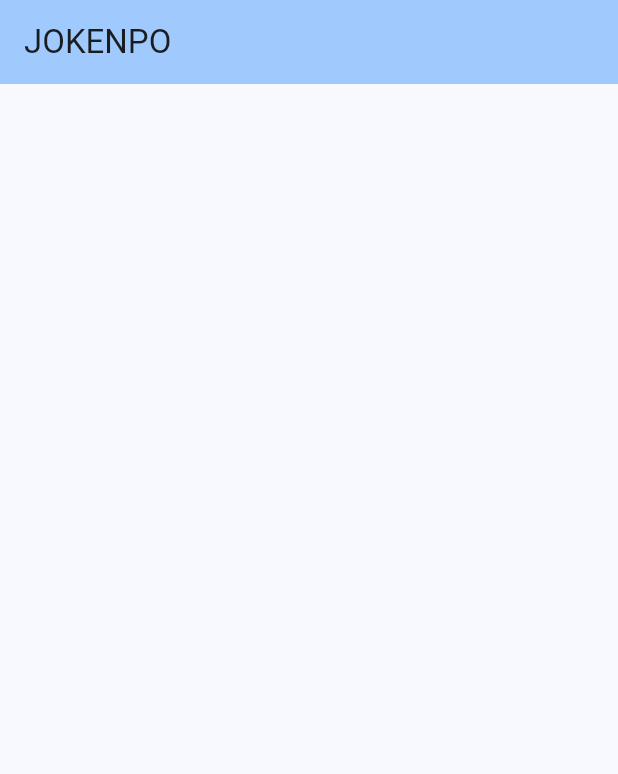
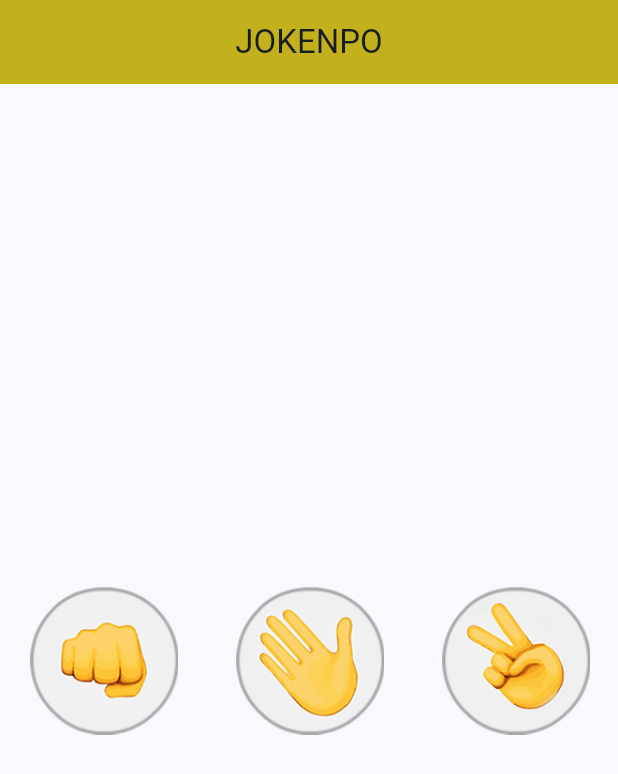
Before and after one commit to VitoriaPereiraKlapowsko/jokenpo-flutter, a Flutter app: the screen it shows after launch, on a phone screen of 412 x 824 dp. Shown: the top 774 px of the screen. Run offline on Flutter 3.47's test engine with Material 3 defaults, Android fonts, the phone set to English and light mode, and no system bars.

```diff
--- a/lib/home.dart
+++ b/lib/home.dart
@@ -1,3 +1,5 @@
+// ignore_for_file: prefer_const_constructors
+
 import 'package:flutter/material.dart';
 import 'package:flutter/cupertino.dart';
 
@@ -15,9 +17,40 @@ class _MyHomePageState extends State<MyHomePage> {
   Widget build(BuildContext context) {
     return Scaffold(
       appBar: AppBar(
-        backgroundColor:
-            Theme.of(context).colorScheme.inversePrimary, //Dando cor
-        title: Text('JOKENPO'),
+        backgroundColor: Color.fromARGB(255, 194, 177, 29),
+        title: Text(
+          'JOKENPO',
+          textAlign: TextAlign.center, // Alinha o texto no centro
+        ),
+        centerTitle: true, // Centralizando o título na AppBar
+      ),
+      body: Center(
+        child: Row(
+          mainAxisAlignment: MainAxisAlignment.center,
+          children: [
+            Expanded(
+              child: Image.asset(
+                'assets/images/pedra.png',
+                height: 100, //Definindo as alturas
+                fit: BoxFit.contain, // Ajustando a imagem dentro do contêiner
+              ),
+            ),
+            Expanded(
+              child: Image.asset(
+                'assets/images/papel.png',
+                height: 100,
+                fit: BoxFit.contain,
+              ),
+            ),
+            Expanded(
+              child: Image.asset(
+                'assets/images/tesoura.png',
+                height: 100,
+                fit: BoxFit.contain,
+              ),
+            ),
+          ],
+        ),
       ),
     );
   }
```
Also changed, not shown: pubspec.yaml (+5 -3 lines), assets/images/padrao.png (added), assets/images/papel.png (added), assets/images/pedra.png (added), assets/images/tesoura.png (added).
